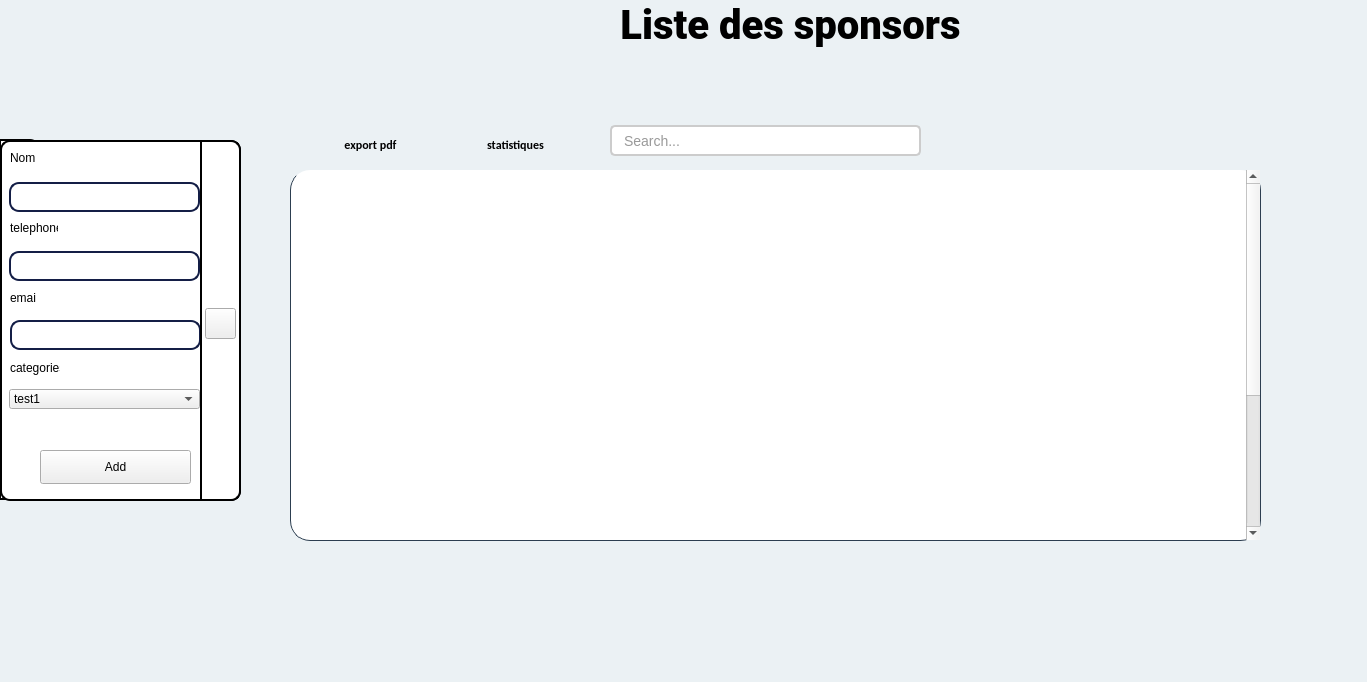
First picture: the form in sponsor.ui, repository HyperDarkmoon/TVEmpire, before the edit.
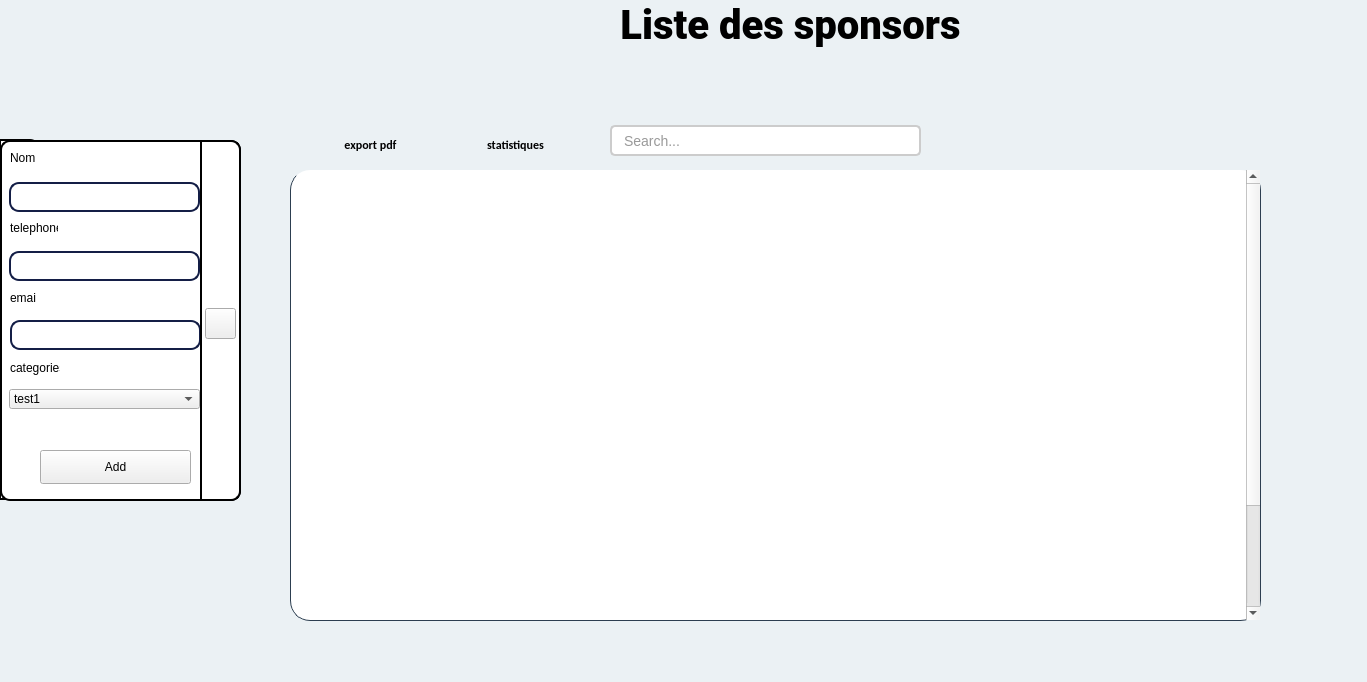
Second picture: the form after the edit. Icons and pictures are not drawn.

What changed in the file:
```diff
--- a/sponsor.ui
+++ b/sponsor.ui
@@ -650,7 +650,7 @@
      <x>270</x>
      <y>170</y>
      <width>1081</width>
-     <height>391</height>
+     <height>481</height>
     </rect>
    </property>
    <property name="baseSize">
@@ -665,7 +665,7 @@
       <x>20</x>
       <y>0</y>
       <width>971</width>
-      <height>371</height>
+      <height>451</height>
      </rect>
     </property>
     <property name="baseSize">
```
